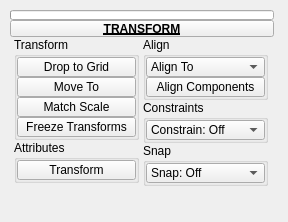
The window that tentacle/ui/uiLevel_3/transform.ui (m3trik/tentacle) describes before a commit, drawn with Qt 5.
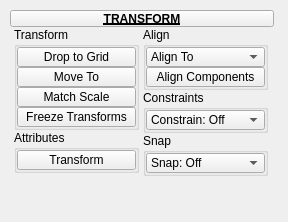
The same window after the commit. Custom widgets are drawn as their Qt base class.

Diff of the .ui file:
```diff
--- a/tentacle/ui/uiLevel_3/transform.ui
+++ b/tentacle/ui/uiLevel_3/transform.ui
@@ -52,6 +52,9 @@
       <number>0</number>
      </property>
      <item row="1" column="1" colspan="2">
+      <layout class="QGridLayout" name="gridLayout"/>
+     </item>
+     <item row="0" column="1" colspan="2">
       <widget class="PushButtonDraggable" name="draggable_header">
        <property name="minimumSize">
         <size>
@@ -81,9 +84,6 @@
       </widget>
      </item>
      <item row="2" column="1" colspan="2">
-      <layout class="QGridLayout" name="gridLayout"/>
-     </item>
-     <item row="3" column="1" colspan="2">
       <layout class="QHBoxLayout" name="horizontalLayout">
        <item>
         <layout class="QVBoxLayout" name="verticalLayout">
@@ -680,34 +680,6 @@
        </item>
       </layout>
      </item>
-     <item row="0" column="1" colspan="2">
-      <widget class="ProgressBar" name="progressBar_2">
-       <property name="sizePolicy">
-        <sizepolicy hsizetype="Ignored" vsizetype="Fixed">
-         <horstretch>0</horstretch>
-         <verstretch>0</verstretch>
-        </sizepolicy>
-       </property>
-       <property name="minimumSize">
-        <size>
-         <width>0</width>
-         <height>10</height>
-        </size>
-       </property>
-       <property name="maximumSize">
-        <size>
-         <width>16777215</width>
-         <height>10</height>
-        </size>
-       </property>
-       <property name="value">
-        <number>0</number>
-       </property>
-       <property name="textVisible">
-        <bool>false</bool>
-       </property>
-      </widget>
-     </item>
     </layout>
    </widget>
   </widget>
@@ -718,21 +690,16 @@
    <extends>QPushButton</extends>
    <header>widgets.pushbuttondraggable.h</header>
   </customwidget>
-  <customwidget>
-   <class>ProgressBar</class>
-   <extends>QProgressBar</extends>
-   <header>widgets.progressbar.h</header>
-  </customwidget>
-  <customwidget>
-   <class>PushButton</class>
-   <extends>QPushButton</extends>
-   <header>widgets.pushbutton.h</header>
-  </customwidget>
   <customwidget>
    <class>ComboBox</class>
    <extends>QComboBox</extends>
    <header>widgets.combobox.h</header>
   </customwidget>
+  <customwidget>
+   <class>PushButton</class>
+   <extends>QPushButton</extends>
+   <header>widgets.pushbutton.h</header>
+  </customwidget>
  </customwidgets>
  <resources/>
  <connections/>
```
